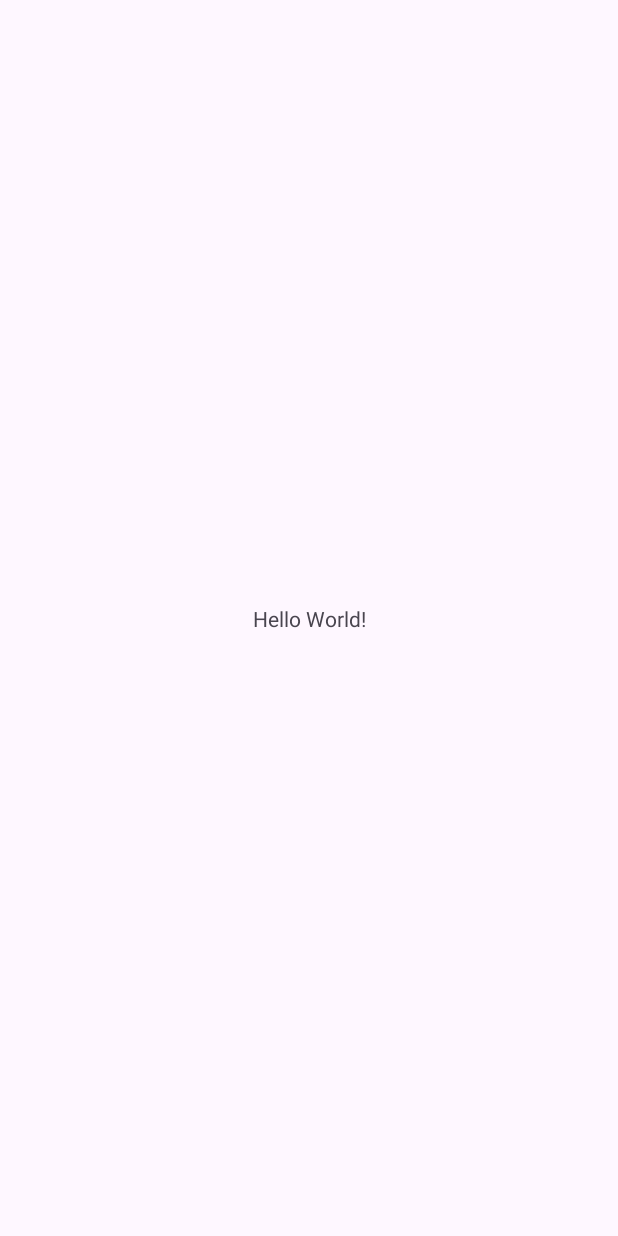
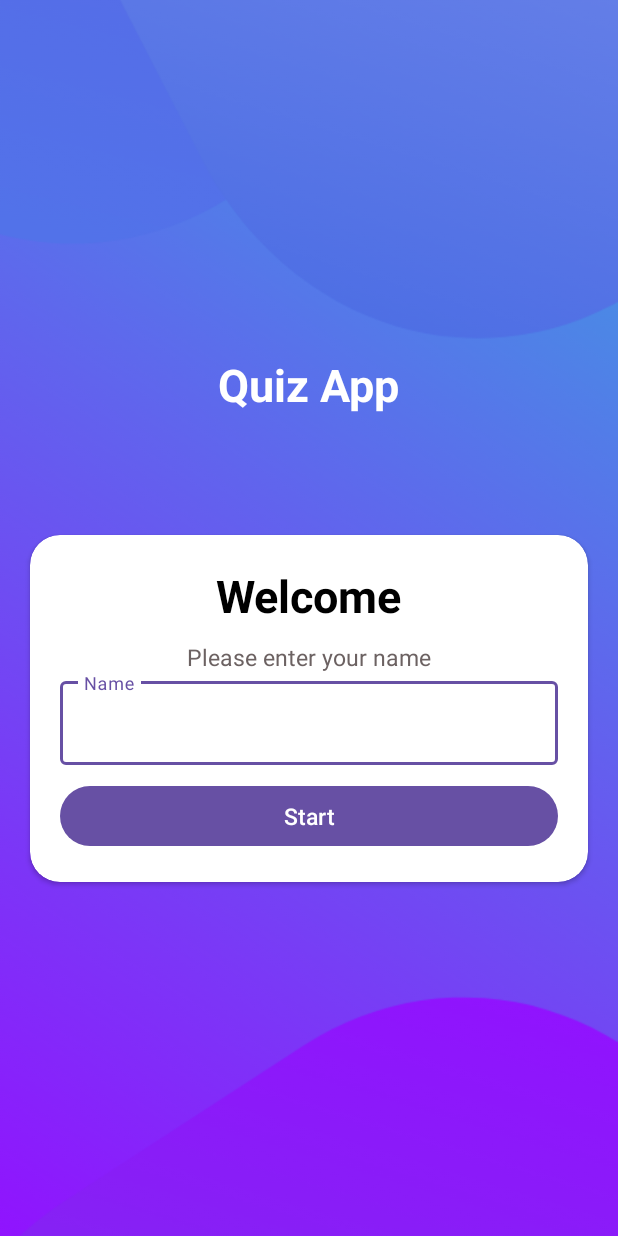
Before and after one commit to NguyenVy96/QuizApp, an Android app: the screen it shows after launch (MainActivity before the commit, LogInActivity after it), on a phone screen of 412 x 824 dp. Before the commit the screen is almost empty. Run offline under Robolectric (Android 15) with nearby library versions, the phone set to English and light mode, and no system bars.

Commit message:
[Implement] - Change app icon - Implement login activity

```diff
--- /dev/null
+++ b/app/src/main/java/com/vynguyen/quizapp/IntentConstant.kt
@@ -0,0 +1,6 @@
+package com.vynguyen.quizapp
+
+object IntentConstant {
+
+    const val ACTION_LOGIN = "com.quiz.action.LOGIN"
+}
--- /dev/null
+++ b/app/src/main/java/com/vynguyen/quizapp/LogInActivity.kt
@@ -0,0 +1,65 @@
+package com.vynguyen.quizapp
+
+import android.os.Build
+import android.os.Bundle
+import android.view.View
+import android.view.Window
+import android.view.WindowInsets
+import android.view.WindowManager
+import android.widget.Button
+import android.widget.EditText
+import android.widget.Toast
+import androidx.appcompat.app.AppCompatActivity
+import androidx.core.content.ContextCompat
+
+@Suppress("DEPRECATION")
+class LogInActivity : AppCompatActivity() {
+
+    override fun onCreate(savedInstanceState: Bundle?) {
+        super.onCreate(savedInstanceState)
+        setContentView(R.layout.login_activity)
+//        hideStatusBar()
+        setStatusBarColor()
+
+        val btnStart: Button = findViewById(R.id.btn_start)
+        val edtName: EditText = findViewById(R.id.edt_name)
+
+        btnStart.setOnClickListener {
+            val name = edtName.text.toString().trim()
+            if (name.isEmpty()) {
+                Toast.makeText(this, R.string.insert_name, Toast.LENGTH_SHORT).show()
+            } else {
+                // need save user name and start new activity
+
+                finish()
+            }
+        }
+    }
+
+    private fun hideStatusBar() {
+        window.decorView.systemUiVisibility = View.SYSTEM_UI_FLAG_FULLSCREEN
+
+        // another solution - bug: soft keyboard cannot adjust resize
+        if (Build.VERSION.SDK_INT >= Build.VERSION_CODES.R) {
+            window.insetsController?.hide(WindowInsets.Type.statusBars())
+        } else {
+            window.setFlags(
+                WindowManager.LayoutParams.FLAG_FULLSCREEN,
+                WindowManager.LayoutParams.FLAG_FULLSCREEN
+            )
+        }
+    }
+
+    private fun setStatusBarColor() {
+        val window: Window = this.window
+
+        // clear FLAG_TRANSLUCENT_STATUS flag:
+        window.clearFlags(WindowManager.LayoutParams.FLAG_TRANSLUCENT_STATUS)
+
+        // add FLAG_DRAWS_SYSTEM_BAR_BACKGROUNDS flag to the window
+        window.addFlags(WindowManager.LayoutParams.FLAG_DRAWS_SYSTEM_BAR_BACKGROUNDS)
+
+        // finally change the color
+        window.statusBarColor = ContextCompat.getColor(this, R.color.blue_status_bar)
+    }
+}
--- a/app/src/main/java/com/vynguyen/quizapp/MainActivity.kt
+++ /dev/null
@@ -1,11 +0,0 @@
-package com.vynguyen.quizapp
-
-import androidx.appcompat.app.AppCompatActivity
-import android.os.Bundle
-
-class MainActivity : AppCompatActivity() {
-    override fun onCreate(savedInstanceState: Bundle?) {
-        super.onCreate(savedInstanceState)
-        setContentView(R.layout.activity_main)
-    }
-}
--- /dev/null
+++ b/app/src/main/java/com/vynguyen/quizapp/QuizApplication.kt
@@ -0,0 +1,16 @@
+package com.vynguyen.quizapp
+
+import android.app.Application
+import android.content.Intent
+
+class QuizApplication : Application() {
+
+    override fun onCreate() {
+        super.onCreate()
+        val intent = Intent(IntentConstant.ACTION_LOGIN)
+        intent.addFlags(Intent.FLAG_ACTIVITY_NEW_TASK)
+        startActivity(intent)
+    }
+
+
+}
--- a/app/src/main/res/layout/activity_main.xml
+++ /dev/null
@@ -1,18 +0,0 @@
-<?xml version="1.0" encoding="utf-8"?>
-<androidx.constraintlayout.widget.ConstraintLayout xmlns:android="http://schemas.android.com/apk/res/android"
-    xmlns:app="http://schemas.android.com/apk/res-auto"
-    xmlns:tools="http://schemas.android.com/tools"
-    android:layout_width="match_parent"
-    android:layout_height="match_parent"
-    tools:context=".MainActivity">
-
-    <TextView
-        android:layout_width="wrap_content"
-        android:layout_height="wrap_content"
-        android:text="Hello World!"
-        app:layout_constraintBottom_toBottomOf="parent"
-        app:layout_constraintEnd_toEndOf="parent"
-        app:layout_constraintStart_toStartOf="parent"
-        app:layout_constraintTop_toTopOf="parent" />
-
-</androidx.constraintlayout.widget.ConstraintLayout>
--- /dev/null
+++ b/app/src/main/res/layout/login_activity.xml
@@ -0,0 +1,77 @@
+<?xml version="1.0" encoding="utf-8"?>
+<LinearLayout xmlns:android="http://schemas.android.com/apk/res/android"
+    xmlns:app="http://schemas.android.com/apk/res-auto"
+    android:layout_width="match_parent"
+    android:layout_height="match_parent"
+    android:background="@drawable/login_bg"
+    android:gravity="center"
+    android:orientation="vertical">
+
+    <TextView
+        android:id="@+id/tv_app_name"
+        android:layout_width="wrap_content"
+        android:layout_height="wrap_content"
+        android:text="@string/app_name"
+        android:textColor="@color/app_name_color"
+        android:textSize="@dimen/app_name_text_size"
+        android:textStyle="bold" />
+
+    <androidx.cardview.widget.CardView
+        android:layout_width="match_parent"
+        android:layout_height="wrap_content"
+        android:layout_marginLeft="@dimen/login_cardView_margin_side"
+        android:layout_marginTop="@dimen/login_cardView_margin_top"
+        android:layout_marginRight="@dimen/login_cardView_margin_side"
+        android:background="@color/login_cardView_color"
+        app:cardCornerRadius="@dimen/login_cardView_corner">
+
+        <LinearLayout
+            android:layout_width="match_parent"
+            android:layout_height="match_parent"
+            android:gravity="center"
+            android:orientation="vertical"
+            android:padding="@dimen/login_cardView_margin_side">
+
+            <TextView
+                android:id="@+id/tv_welcome"
+                android:layout_width="wrap_content"
+                android:layout_height="wrap_content"
+                android:text="@string/welcome"
+                android:textColor="@color/welcome_color"
+                android:textSize="@dimen/login_cardView_welcome_text_size"
+                android:textStyle="bold" />
+
+            <TextView
+                android:id="@+id/tv_insert_name"
+                android:layout_width="wrap_content"
+                android:layout_height="wrap_content"
+                android:layout_marginTop="@dimen/login_cardView_element_margin_top"
+                android:text="@string/insert_name"
+                android:textColor="@color/insert_name_color"
+                android:textSize="@dimen/login_cardView_insert_name_text_size" />
+
+            <com.google.android.material.textfield.TextInputLayout
+                android:layout_width="match_parent"
+                android:layout_height="wrap_content">
+
+                <EditText
+                    android:id="@+id/edt_name"
+                    android:layout_width="match_parent"
+                    android:layout_height="wrap_content"
+                    android:layout_marginTop="@dimen/login_cardView_element_margin_top"
+                    android:hint="@string/name"
+                    android:textSize="@dimen/login_cardView_name_text_size" />
+            </com.google.android.material.textfield.TextInputLayout>
+
+            <Button
+                android:id="@+id/btn_start"
+                android:layout_width="match_parent"
+                android:layout_height="wrap_content"
+                android:layout_marginTop="@dimen/login_cardView_element_margin_top"
+                android:text="@string/start"
+                android:textSize="@dimen/login_cardView_name_text_size" />
+
+        </LinearLayout>
+    </androidx.cardview.widget.CardView>
+
+</LinearLayout>
--- /dev/null
+++ b/app/src/main/res/values-night/colors.xml
@@ -0,0 +1,6 @@
+<?xml version="1.0" encoding="utf-8"?>
+<resources>
+    <color name="app_name_color">@color/black</color>
+    <color name="login_cardView_color">@color/black</color>
+    <color name="welcome_color">@color/white</color>
+</resources>
--- a/app/src/main/res/values/colors.xml
+++ b/app/src/main/res/values/colors.xml
@@ -2,4 +2,11 @@
 <resources>
     <color name="black">#FF000000</color>
     <color name="white">#FFFFFFFF</color>
+    <color name="red">#FA0404</color>
+    <color name="blue_status_bar">#5E75E4</color>
+    <color name="app_name_color">@color/white</color>
+    <color name="login_cardView_color">@color/white</color>
+    <color name="welcome_color">@color/black</color>
+    <color name="insert_name_color">#6C6262</color>
+
 </resources>
--- /dev/null
+++ b/app/src/main/res/values/dimens.xml
@@ -0,0 +1,12 @@
+<?xml version="1.0" encoding="utf-8"?>
+<resources>
+    <dimen name="app_name_text_size">30sp</dimen>
+    <dimen name="login_cardView_corner">20dp</dimen>
+    <dimen name="login_cardView_margin_top">80dp</dimen>
+    <dimen name="login_cardView_margin_side">20dp</dimen>
+    <dimen name="login_cardView_padding">20dp</dimen>
+    <dimen name="login_cardView_element_margin_top">10dp</dimen>
+    <dimen name="login_cardView_welcome_text_size">30sp</dimen>
+    <dimen name="login_cardView_insert_name_text_size">15sp</dimen>
+    <dimen name="login_cardView_name_text_size">15sp</dimen>
+</resources>
--- a/app/src/main/res/values/strings.xml
+++ b/app/src/main/res/values/strings.xml
@@ -1,3 +1,7 @@
 <resources>
-    <string name="app_name">QuizApp</string>
+    <string name="app_name" translatable="false">Quiz App</string>
+    <string name="welcome">Welcome</string>
+    <string name="insert_name">Please enter your name</string>
+    <string name="name">Name</string>
+    <string name="start">Start</string>
 </resources>
```
Also changed, not shown: app/src/main/AndroidManifest.xml (+12 -5 lines), app/src/main/res/values/styles.xml (added, +11 -0 lines), app/src/main/res/drawable/ic_quiz.png (added), app/src/main/res/drawable/login_bg.png (added), 1 other file.
